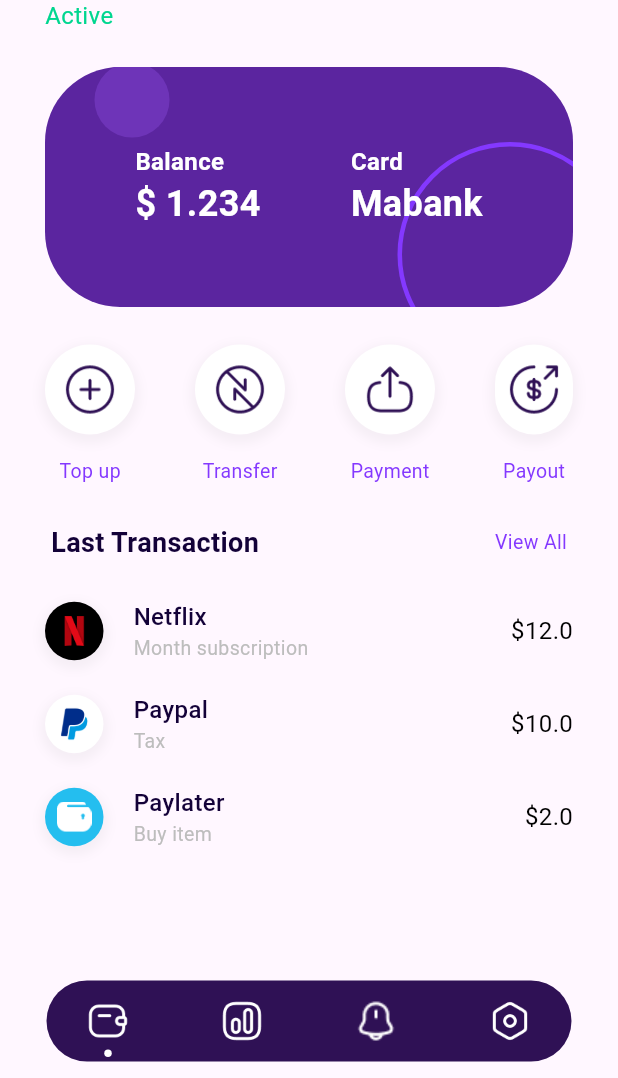
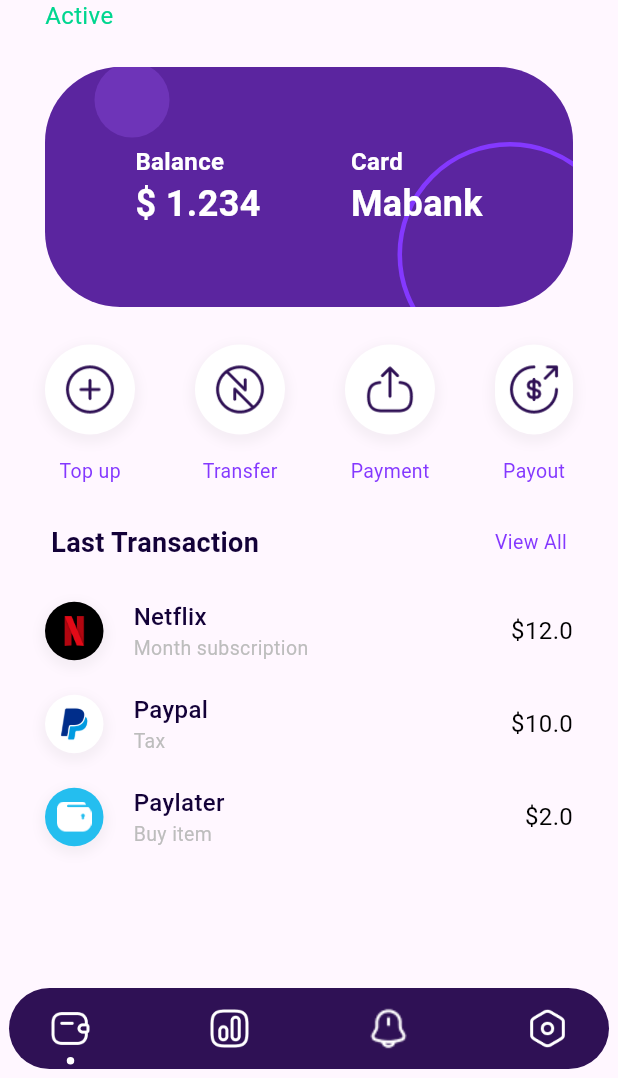
Before and after one commit to MokarmDev/wallet-app, a Flutter app: the MainView screen opened directly, on a phone screen of 412 x 824 dp, the part 158-1236 px from its top. Run offline on Flutter 3.47's test engine with Material 3 defaults, Android fonts, the phone set to English and light mode, and no system bars; drawn by our look-alikes of dot_navigation_bar; our stand-ins replace gap, image_picker.

Commit message:
Edit padding to DotNavigationBar

```diff
--- a/lib/screens/main_view.dart
+++ b/lib/screens/main_view.dart
@@ -32,9 +32,9 @@ class _MainViewState extends State<MainView> {
   @override
   Widget build(BuildContext context) {
     return Scaffold(
-      body: _widgetOptions.elementAt(_selectedIndex),
+      body: _widgetOptions[_selectedIndex],
       bottomNavigationBar: Padding(
-        padding: const EdgeInsets.symmetric(horizontal: 30, vertical: 10),
+        padding: const EdgeInsets.symmetric(horizontal: 5, vertical: 5),
         child: DotNavigationBar(
           currentIndex: _selectedIndex,
           dotIndicatorColor: Colors.white,
```
